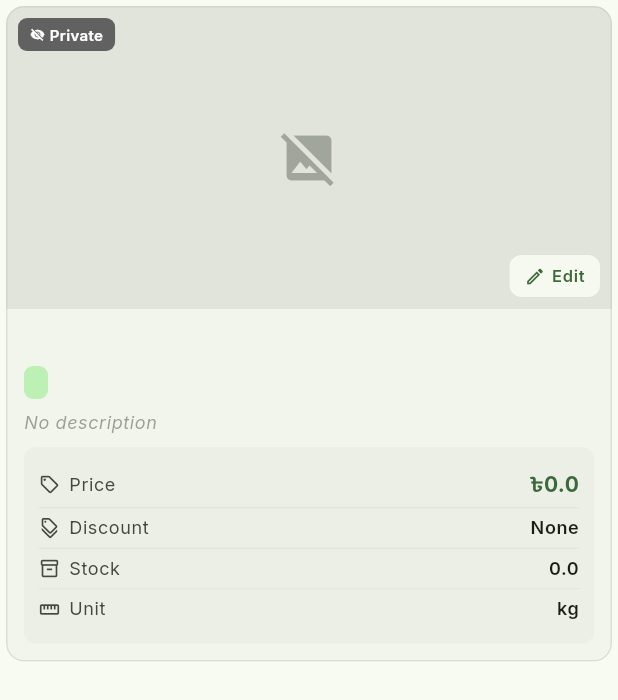
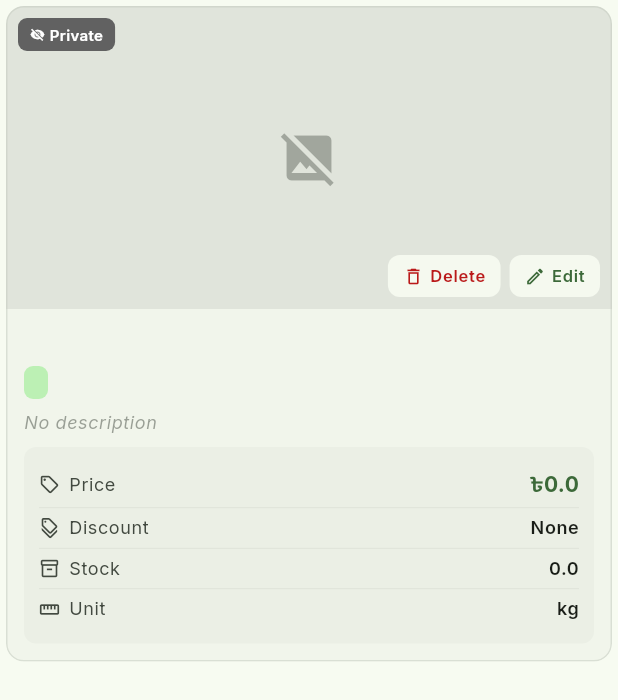
Before and after one commit to FISohan/coastal_farmer_admin, a Flutter app: the ProductCard widget shown alone on an empty page, opened directly with empty values, on a phone screen of 412 x 824 dp. Shown: the top 700 px of the screen. Run offline on Flutter 3.47's test engine with Material 3 defaults, Android fonts, the phone set to English and light mode, and no system bars; our stand-ins replace dio, go_router, google_fonts, image_picker, shared_preferences; accounts and stored records are empty; network calls fail.

Commit message:
feat: Implement product deletion functionality with a provider method, confirmation dialog, and UI button on the product card.

```diff
--- a/lib/widgets/product_card.dart
+++ b/lib/widgets/product_card.dart
@@ -13,6 +13,46 @@ class ProductCard extends StatelessWidget {
     showDialog(
       context: context,
       builder: (context) => _EditProductDialogWrapper(product: product),
+    );
+  }
+
+  void _showDeleteConfirmation(BuildContext context) {
+    showDialog(
+      context: context,
+      builder: (ctx) => AlertDialog(
+        title: const Text('Delete Product'),
+        content: Text(
+          'Are you sure you want to delete "${product.name}"? This action cannot be undone.',
+        ),
+        actions: [
+          TextButton(
+            onPressed: () => Navigator.of(ctx).pop(),
+            child: const Text('Cancel'),
+          ),
+          FilledButton(
+            style: FilledButton.styleFrom(
+              backgroundColor: Theme.of(context).colorScheme.error,
+            ),
+            onPressed: () async {
+              Navigator.of(ctx).pop();
+              final success = await Provider.of<ProductProvider>(
+                context,
+                listen: false,
+              ).deleteProduct(product.id!);
+              if (context.mounted) {
+                ScaffoldMessenger.of(context).showSnackBar(
+                  SnackBar(
+                    content: Text(
+                      success ? 'Product deleted' : 'Failed to delete product',
+                    ),
+                  ),
+                );
+              }
+            },
+            child: const Text('Delete'),
+          ),
+        ],
+      ),
     );
   }
 
@@ -83,11 +123,49 @@ class ProductCard extends StatelessWidget {
                     icon: Icons.local_offer,
                   ),
                 ),
-              // Edit button
+              // Action buttons
               Positioned(
                 bottom: 8,
                 right: 8,
-                child: Material(
+                child: Row(
+                  mainAxisSize: MainAxisSize.min,
+                  children: [
+                    // Delete button
+                    Material(
+                      color: colorScheme.surface.withValues(alpha: 0.9),
+                      borderRadius: BorderRadius.circular(8),
+                      child: InkWell(
+                        onTap: () => _showDeleteConfirmation(context),
+                        borderRadius: BorderRadius.circular(8),
+                        child: Padding(
+                          padding: const EdgeInsets.symmetric(
+                            horizontal: 10,
+                            vertical: 6,
+                          ),
+                          child: Row(
+                            mainAxisSize: MainAxisSize.min,
+                            children: [
+                              Icon(
+                                Icons.delete_outline,
+                                size: 14,
+                                color: colorScheme.error,
+                              ),
+                              const SizedBox(width: 4),
+                              Text(
+                                'Delete',
+                                style: textTheme.labelSmall?.copyWith(
+                                  color: colorScheme.error,
+                                  fontWeight: FontWeight.w600,
+                                ),
+                              ),
+                            ],
+                          ),
+                        ),
+                      ),
+                    ),
+                    const SizedBox(width: 6),
+                    // Edit button
+                    Material(
                       color: colorScheme.surface.withValues(alpha: 0.9),
                       borderRadius: BorderRadius.circular(8),
                       child: InkWell(
@@ -118,6 +196,8 @@ class ProductCard extends StatelessWidget {
                           ),
                         ),
                       ),
+                    ),
+                  ],
                 ),
               ),
             ],
```
Also changed, not shown: lib/providers/product_provider.dart (+16 -0 lines). Lines whose indentation alone changed are shown as unchanged.
